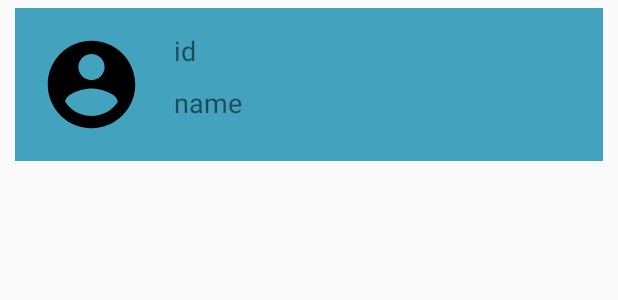
After one commit to shuza/kotlin-exapmle, an Android app: the layout list_item_user.xml on its own in the app's theme, with its tools: preview values and no code run, on a phone screen of 412 x 824 dp. The commit adds this screen. Shown: the top 300 px of the screen. Run offline under Robolectric (Android 15) with nearby library versions, the phone set to English and light mode, and no system bars.

Commit message:
crush on find recyclerView

```diff
--- a/app/src/main/java/makrosh/shuza/kotlin_exapmle/ui/UserListPresenter.kt
+++ b/app/src/main/java/makrosh/shuza/kotlin_exapmle/ui/UserListPresenter.kt
@@ -23,7 +23,7 @@ class UserListPresenter(private val model: UserListActivityMVP.Model) : UserList
                 .observeOn(AndroidSchedulers.mainThread())
                 .subscribe(object : Observer<UserModel> {
                     override fun onCompleted() {
-
+                        view?.showErrorMessage("data load complete")
                     }
 
                     override fun onNext(t: UserModel?) {
--- /dev/null
+++ b/app/src/main/res/drawable/ic_account.xml
@@ -0,0 +1,9 @@
+<vector xmlns:android="http://schemas.android.com/apk/res/android"
+        android:width="24dp"
+        android:height="24dp"
+        android:viewportWidth="24.0"
+        android:viewportHeight="24.0">
+    <path
+        android:fillColor="#FF000000"
+        android:pathData="M12,2C6.48,2 2,6.48 2,12s4.48,10 10,10 10,-4.48 10,-10S17.52,2 12,2zM12,5c1.66,0 3,1.34 3,3s-1.34,3 -3,3 -3,-1.34 -3,-3 1.34,-3 3,-3zM12,19.2c-2.5,0 -4.71,-1.28 -6,-3.22 0.03,-1.99 4,-3.08 6,-3.08 1.99,0 5.97,1.09 6,3.08 -1.29,1.94 -3.5,3.22 -6,3.22z"/>
+</vector>
--- a/app/src/main/res/layout/activity_user_list.xml
+++ b/app/src/main/res/layout/activity_user_list.xml
@@ -9,7 +9,7 @@
     tools:context="makrosh.shuza.kotlin_exapmle.UserListActivity">
 
     <android.support.v7.widget.RecyclerView
-        android:id="@+id/rvUserList"
+        android:id="@+id/rvUserListUI"
         android:layout_width="match_parent"
         android:layout_height="match_parent" />
 
--- /dev/null
+++ b/app/src/main/res/layout/list_item_user.xml
@@ -0,0 +1,40 @@
+<?xml version="1.0" encoding="utf-8"?>
+<RelativeLayout xmlns:android="http://schemas.android.com/apk/res/android"
+    android:layout_width="match_parent"
+    android:layout_height="wrap_content"
+    android:layout_marginBottom="5dp"
+    android:layout_marginLeft="10dp"
+    android:layout_marginRight="10dp"
+    android:layout_marginTop="5dp"
+    android:background="#43A2Bd"
+    android:padding="16dp">
+
+    <ImageView
+        android:id="@+id/ivUserListRow"
+        android:layout_width="70dp"
+        android:layout_height="70dp"
+        android:layout_alignParentLeft="true"
+        android:layout_centerVertical="true"
+        android:src="@drawable/ic_account" />
+
+    <TextView
+        android:id="@+id/tvUserListId"
+        android:layout_width="match_parent"
+        android:layout_height="wrap_content"
+        android:layout_marginLeft="20dp"
+        android:layout_toRightOf="@id/ivUserListRow"
+        android:text="id"
+        android:textSize="18sp" />
+
+    <TextView
+        android:id="@+id/tvUserListName"
+        android:layout_width="match_parent"
+        android:layout_height="wrap_content"
+        android:layout_below="@id/tvUserListId"
+        android:layout_marginLeft="20dp"
+        android:layout_marginTop="10dp"
+        android:layout_toRightOf="@id/ivUserListRow"
+        android:text="name"
+        android:textSize="18sp" />
+
+</RelativeLayout>
```
Also changed, not shown: app/src/main/java/makrosh/shuza/kotlin_exapmle/UserListActivity.kt (+17 -9 lines), app/src/main/java/makrosh/shuza/kotlin_exapmle/ui/UserListAdapter.kt (added, +51 -0 lines).
